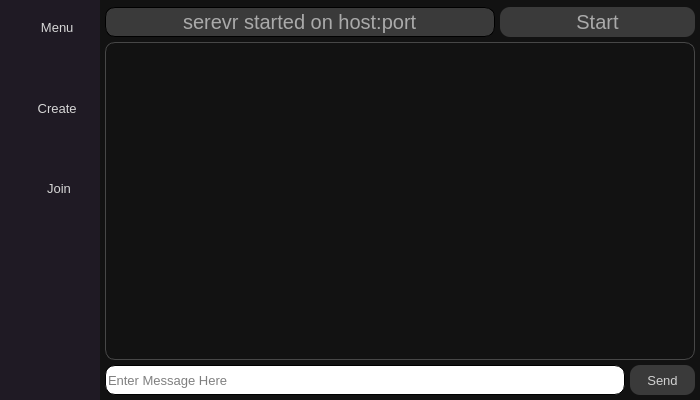
First picture: the form in GUI/interface.ui, repository sea-rod/GUI-Chat-Application, before the edit.
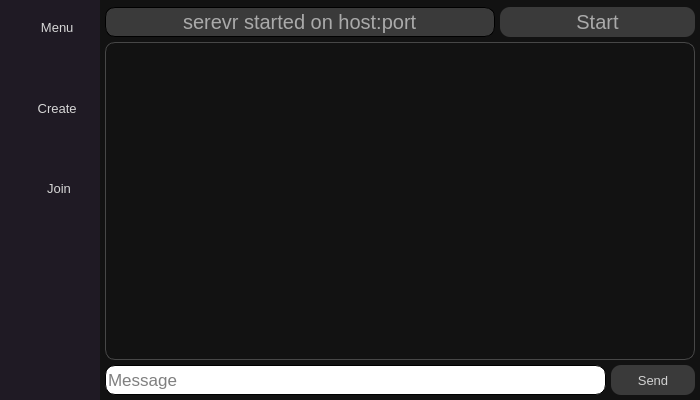
Second picture: the form after the edit. Icons and pictures are not drawn.

```diff
--- a/GUI/interface.ui
+++ b/GUI/interface.ui
@@ -732,23 +732,29 @@
            <widget class="QLineEdit" name="sendmess_ld">
             <property name="sizePolicy">
              <sizepolicy hsizetype="Expanding" vsizetype="Fixed">
-              <horstretch>8</horstretch>
+              <horstretch>6</horstretch>
               <verstretch>0</verstretch>
              </sizepolicy>
             </property>
             <property name="minimumSize">
              <size>
-              <width>40</width>
+              <width>0</width>
               <height>30</height>
              </size>
             </property>
             <property name="font">
              <font>
-              <pointsize>10</pointsize>
+              <pointsize>13</pointsize>
              </font>
             </property>
+            <property name="echoMode">
+             <enum>QLineEdit::Normal</enum>
+            </property>
+            <property name="cursorPosition">
+             <number>0</number>
+            </property>
             <property name="placeholderText">
-             <string>Enter Message Here</string>
+             <string>Message</string>
             </property>
            </widget>
           </item>
```
Left out of the diff: 29 changed lines with no effect on the pictures.
